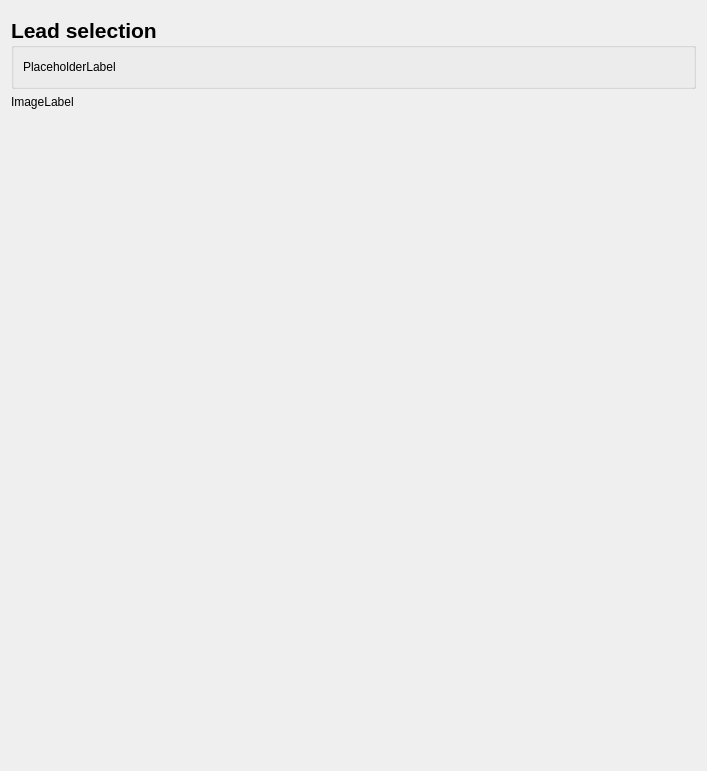
This is ecg_features/leads/view.ui in medusabci/medusa-analyzer as Qt 5 draws it before an edit. The edited form follows.
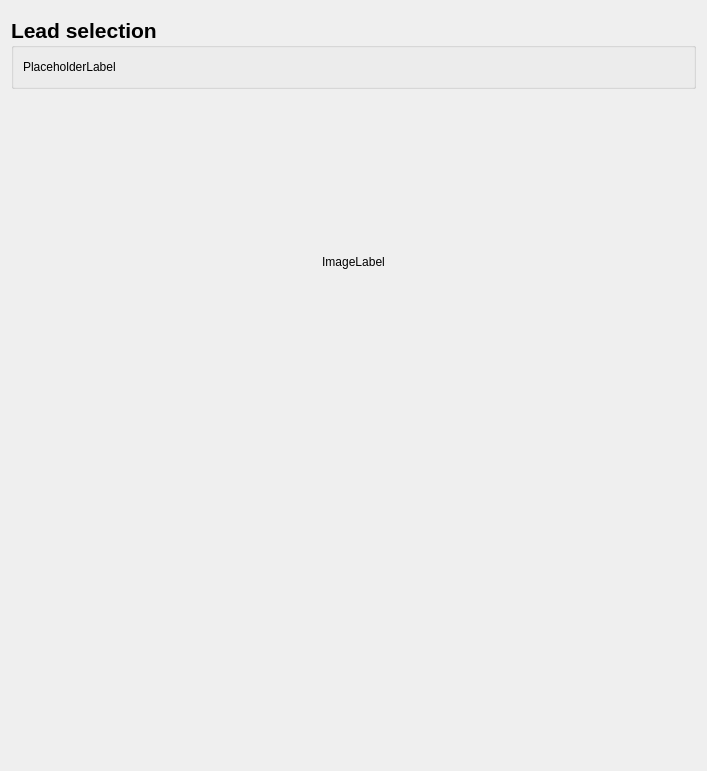
This is the edited form.

Patch:
```diff
--- a/ecg_features/leads/view.ui
+++ b/ecg_features/leads/view.ui
@@ -91,10 +91,19 @@
     </widget>
    </item>
    <item>
-    <widget class="QLabel" name="label">
+    <widget class="QLabel" name="imageLabel">
+     <property name="sizePolicy">
+      <sizepolicy hsizetype="Expanding" vsizetype="Expanding">
+       <horstretch>0</horstretch>
+       <verstretch>0</verstretch>
+      </sizepolicy>
+     </property>
      <property name="text">
       <string>ImageLabel</string>
      </property>
+     <property name="alignment">
+      <set>Qt::AlignCenter</set>
+     </property>
     </widget>
    </item>
    <item>
```
